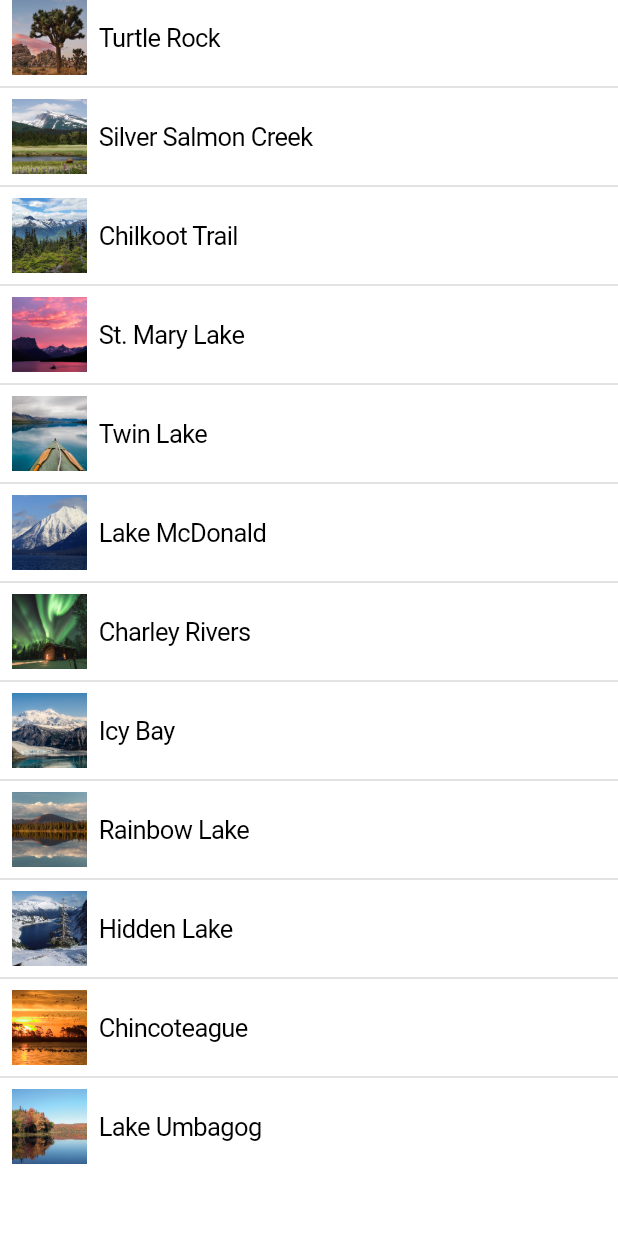
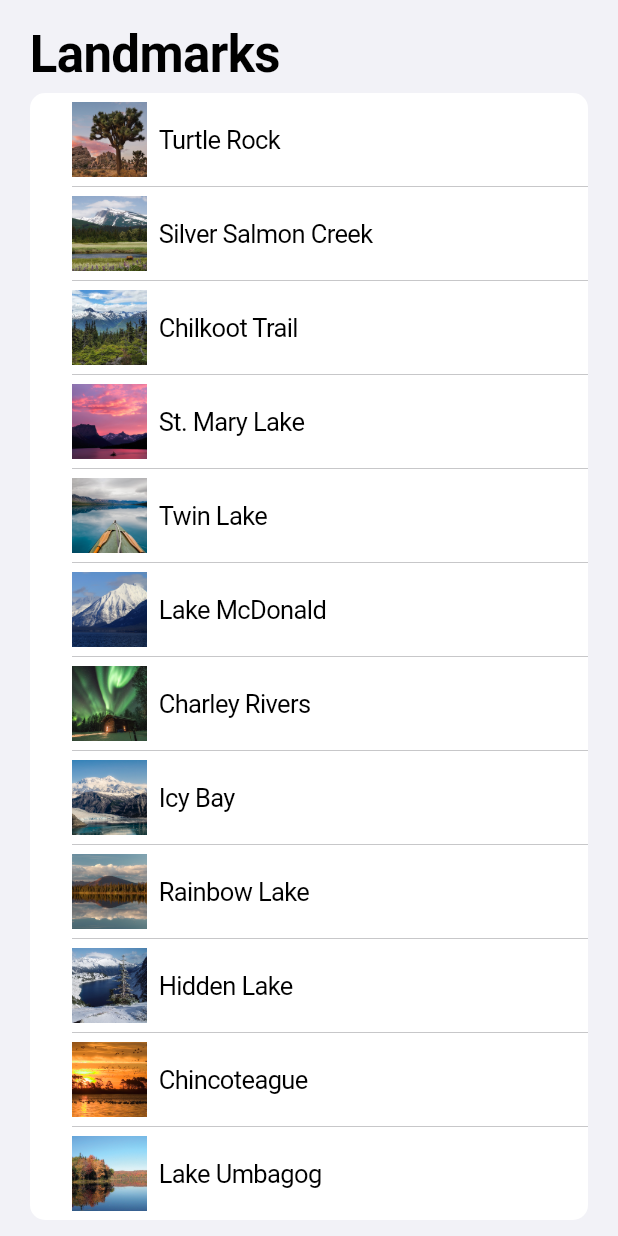
Before and after one commit to timsneath/landmarks_flutter, a Flutter app: the screen it shows after launch, on a phone screen of 412 x 824 dp. Run offline on Flutter 3.47's test engine with Material 2 defaults, Android fonts, the phone set to English and light mode, and no system bars; missing offline and left inert: apple_maps_flutter.

Commit message:
Step 2.6 attempt 1

```diff
--- a/lib/widgets/landmark_list.dart
+++ b/lib/widgets/landmark_list.dart
@@ -1,5 +1,4 @@
 import 'package:flutter/cupertino.dart';
-import 'package:flutter/material.dart';
 
 import '../model/landmark.dart';
 
@@ -12,12 +11,14 @@ class LandmarkList extends StatelessWidget {
 
   @override
   Widget build(BuildContext context) {
-    return ListView.separated(
-      itemBuilder: (context, index) => LandmarkRow(landmark: landmarks[index]),
-      itemCount: landmarks.length,
-      separatorBuilder: (context, index) => Divider(
-        color: CupertinoColors.opaqueSeparator,
-      ),
+    return CupertinoFormSection.insetGrouped(
+      header: Text('Landmarks',
+          style: CupertinoTheme.of(context)
+              .textTheme
+              .textStyle
+              .copyWith(fontSize: 34, fontWeight: FontWeight.bold)),
+      children:
+          landmarks.map((landmark) => LandmarkRow(landmark: landmark)).toList(),
     );
   }
 }
--- a/lib/widgets/landmark_row.dart
+++ b/lib/widgets/landmark_row.dart
@@ -9,7 +9,8 @@ class LandmarkRow extends StatelessWidget {
 
   @override
   Widget build(BuildContext context) {
-    return Row(
+    return CupertinoFormRow(
+      child: Row(
         children: [
           Padding(
             padding: EdgeInsets.symmetric(horizontal: 8),
@@ -17,6 +18,7 @@ class LandmarkRow extends StatelessWidget {
           ),
           Text(landmark.name),
         ],
+      ),
     );
   }
 }
```
Also changed, not shown: pubspec.lock. Lines whose indentation alone changed are shown as unchanged.
